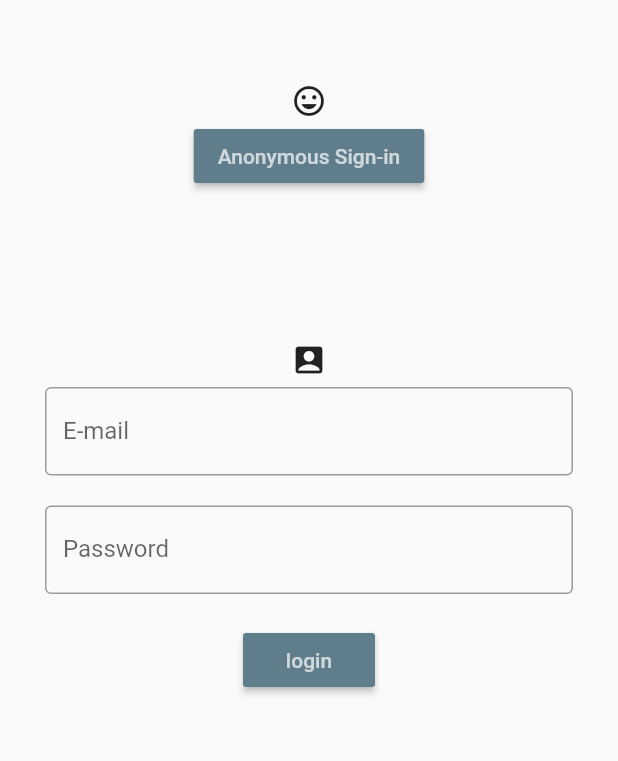
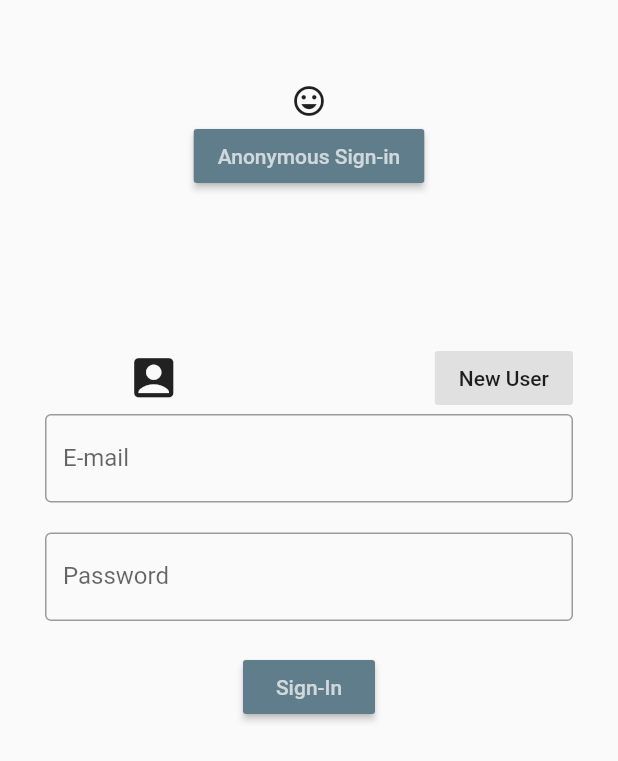
Before and after one commit to jtheyer/Avarice, a Flutter app: the screen it shows after launch, after a tap on "Anonymous Sign-in", on a phone screen of 412 x 824 dp. Shown: the top 761 px of the screen. Run offline on Flutter 3.47's test engine with Material 2 defaults, Android fonts, the light colour scheme and no system bars; our stand-ins replace firebase_auth, firebase_core, modal_progress_hud; accounts and stored records are empty; network calls fail.

Commit message:
+ SignIn with email & Pass, Create new user; - Unused Screen (LoginScreen)

```diff
--- a/lib/main.dart
+++ b/lib/main.dart
@@ -2,9 +2,7 @@ import 'package:avarice/models/user_custom_model.dart';
 import 'package:avarice/screens/wrapper.dart';
 import 'package:avarice/services/authentication_service.dart';
 import 'package:provider/provider.dart';
-
 import 'screens/authenticate/authenticate_screen.dart';
-import 'screens/authenticate/login_screen.dart';
 import 'screens/home/home_screen.dart';
 import 'package:flutter/material.dart';
 import 'widgets/app.dart';
@@ -43,7 +41,6 @@ class MyApp extends StatelessWidget {
               Wrapper.id: (context) => Wrapper(),
               AuthenticateScreen.id: (context) => AuthenticateScreen(),
               HomeScreen.id: (context) => HomeScreen(),
-              LoginScreen.id: (context) => LoginScreen(),
             }),
       ),
     );
--- a/lib/models/user_custom_model.dart
+++ b/lib/models/user_custom_model.dart
@@ -1,8 +1,7 @@
 import 'package:flutter/material.dart';
 
 class UserCustom {
-  UserCustom(this.uid);
-
+  UserCustom({this.uid, this.email});
   String uid;
-
+  String email;
 }
--- a/lib/screens/authenticate/authenticate_screen.dart
+++ b/lib/screens/authenticate/authenticate_screen.dart
@@ -1,15 +1,120 @@
+import 'package:avarice/services/authentication_service.dart';
+import 'package:avarice/widgets/button_reuseable.dart';
+import 'package:avarice/widgets/register_form.dart';
+import 'package:avarice/widgets/sign_in_form.dart';
 import 'package:flutter/material.dart';
-import 'file:///C:/DevOps/Android/myStudioProjects/avarice/lib/screens/authenticate/login_screen.dart';
+import 'package:modal_progress_hud/modal_progress_hud.dart';
 
 class AuthenticateScreen extends StatefulWidget {
   static String id = 'AuthenticateScreen';
+
   @override
   _AuthenticateScreenState createState() => _AuthenticateScreenState();
 }
 
 class _AuthenticateScreenState extends State<AuthenticateScreen> {
+  AuthenticationService _authService = AuthenticationService();
+
+  bool showRegisterWidget = false;
+  bool isCalling = false;
+  Color newUserBtnColor = Colors.grey[300];
+
+  void toggleRegWidget() {
+    setState(() => showRegisterWidget = !showRegisterWidget);
+  }
+
   @override
   Widget build(BuildContext context) {
-    return LoginScreen();
+    return Scaffold(
+      body: Container(
+        child: ModalProgressHUD(
+          inAsyncCall: isCalling,
+          child: Padding(
+            padding: EdgeInsets.symmetric(vertical: 5, horizontal: 5),
+            child: SingleChildScrollView(
+              child: Column(
+                mainAxisAlignment: MainAxisAlignment.center,
+                crossAxisAlignment: CrossAxisAlignment.center,
+                mainAxisSize: MainAxisSize.min,
+                children: [
+                  Padding(
+                    padding: EdgeInsets.fromLTRB(0, 50, 0, 20),
+                    child: SizedBox(
+                      child: Icon(Icons.insert_emoticon),
+                      height: 5.0,
+                    ),
+                  ),
+                  ReuseableButton(
+                    label: 'Anonymous Sign-in',
+                    onPressed: () async {
+                      //turn on CircularProgressIndicator
+                      setState(() {
+                        isCalling = true;
+                      });
+                      dynamic result = await _authService.anonSignIn();
+                      if (result == null) {
+                        print('Error signing in');
+                      } else {
+                        print('$result has signed in.');
+                      }
+                      // turn off CircularProgressIndicator
+                      if (this.mounted) {
+                        // note .this ref to this widgets state
+                        setState(() {
+                          isCalling = false;
+                        });
+                      }
+                    },
+                  ),
+                  SizedBox(
+                    height: 100.0,
+                  ),
+                  Row(
+                    mainAxisAlignment: MainAxisAlignment.spaceBetween,
+                    children: [
+                      Container(
+                        margin: EdgeInsets.fromLTRB(80, 0, 0, 0),
+                        child: Icon(
+                          Icons.account_box,
+                          size: 35,
+                        ),
+                      ),
+                      Container(
+                        margin: EdgeInsets.fromLTRB(0, 0, 25, 0),
+                        child: FlatButton(
+                          onPressed: () {
+                            toggleRegWidget();
+                          },
+                          child: showRegisterWidget == false
+                              ? Text('New User')
+                              : Text(
+                                  'Sign-In',
+                                  style: TextStyle(color: Colors.white70),
+                                ),
+                          color: showRegisterWidget == false
+                              ? Colors.grey[300]
+                              : Colors.blueGrey,
+                        ),
+                      ),
+                    ],
+                  ),
+                  showRegisterWidget == false
+                      ? _buildSignIn()
+                      : _buildRegisterArea(),
+                ],
+              ),
+            ),
+          ),
+        ),
+      ),
+    );
+  }
+
+  _buildSignIn() {
+    return SignIn();
+  }
+
+  _buildRegisterArea() {
+    return RegisterForm();
   }
 }
--- a/lib/screens/authenticate/login_screen.dart
+++ /dev/null
@@ -1,96 +0,0 @@
-import 'dart:async';
-
-import 'package:avarice/screens/home/home_screen.dart';
-import 'package:avarice/services/authentication_service.dart';
-import 'package:flutter/material.dart';
-import 'package:avarice/widgets/textField_widget.dart';
-import 'package:avarice/widgets/button_reuseable.dart';
-import 'package:modal_progress_hud/modal_progress_hud.dart';
-import 'package:avarice/models/user_custom_model.dart';
-
-class LoginScreen extends StatefulWidget {
-  static String id = 'LoginScreen';
-
-  @override
-  _LoginScreenState createState() => _LoginScreenState();
-}
-
-class _LoginScreenState extends State<LoginScreen> {
-  AuthenticationService _authService = new AuthenticationService();
-  bool _isCalling = false;
-
-  @override
-  Widget build(BuildContext context) {
-    return Scaffold(
-      body: ModalProgressHUD(
-        inAsyncCall: _isCalling,
-        child: Padding(
-          padding: EdgeInsets.symmetric(vertical: 5, horizontal: 5),
-          child: SingleChildScrollView(
-            child: Column(
-              mainAxisAlignment: MainAxisAlignment.center,
-              crossAxisAlignment: CrossAxisAlignment.center,
-              mainAxisSize: MainAxisSize.min,
-              children: [
-                Padding(
-                  padding: EdgeInsets.fromLTRB(0, 50, 0, 20),
-                  child: SizedBox(
-                    child: Icon(Icons.insert_emoticon),
-                    height: 5.0,
-                  ),
-                ),
-                ReuseableButton(
-                  label: 'Anonymous Sign-in',
-                  onPressed: () async {
-                    //turn on CircularProgressIndicator
-                    setState(() {
-                      _isCalling = true;
-                    });
-                    dynamic result = await _authService.anonSignIn();
-                    if (result == null) {
-                      print('Error signing in');
-                    } else {
-                      print('$result has signed in.');
-                    }
-                    // turn off CircularProgressIndicator
-                    if(this.mounted) {
-                      setState(() {
-                        _isCalling = false;
-                      });
-                    }
-                  },
-                ),
-                Padding(
-                  padding: EdgeInsets.fromLTRB(0, 100.0, 0, 25.0),
-                  child: SizedBox(
-                    child: Icon(Icons.account_box),
-                    height: 5.0,
-                  ),
-                ),
-                CustomTextField(
-                  labelText: 'E-mail',
-                ),
-                SizedBox(
-                  height: 20,
-                ),
-                CustomTextField(
-                  labelText: 'Password',
-                ),
-                SizedBox(
-                  height: 20,
-                ),
-                ReuseableButton(
-                  label: 'login',
-                  onPressed: () {
-                    print('login');
-                    Navigator.pushNamed(context, HomeScreen.id);
-                  },
-                )
-              ],
-            ),
-          ),
-        ),
-      ),
-    );
-  }
-}
--- a/lib/screens/home/home_screen.dart
+++ b/lib/screens/home/home_screen.dart
@@ -26,6 +26,7 @@ class HomeScreen extends StatelessWidget {
                 label: 'check result',
                 onPressed: () {
                   print(currentUser);
+                  print(currentUser.uid);
                 },
               ),
             ),
--- a/lib/screens/wrapper.dart
+++ b/lib/screens/wrapper.dart
@@ -2,7 +2,6 @@ import 'package:avarice/models/user_custom_model.dart';
 import 'package:avarice/screens/authenticate/authenticate_screen.dart';
 import 'package:avarice/screens/home/home_screen.dart';
 import 'package:flutter/material.dart';
-import 'package:avarice/services/authentication_service.dart';
 import 'package:provider/provider.dart';
 
 ///
--- a/lib/services/authentication_service.dart
+++ b/lib/services/authentication_service.dart
@@ -1,19 +1,21 @@
 import 'package:firebase_auth/firebase_auth.dart';
 import 'package:avarice/models/user_custom_model.dart';
+import 'package:flutter/material.dart';
 
 class AuthenticationService {
-
   final FirebaseAuth _auth = FirebaseAuth.instance;
 
   // Create a custom user (my model) from Firebase User
-  UserCustom _userFromFirebase(User firebaseUser){
-    return firebaseUser != null ? UserCustom(firebaseUser.uid) : null;
+  UserCustom _userFromFirebase(User firebaseUser) {
+    return firebaseUser != null
+        ? UserCustom(uid: firebaseUser.uid, email: firebaseUser.email)
+        : null;
   }
 
   // Subscribe to _auth's stream (to keep track of logged in/out state
   Stream<UserCustom> get authStream {
-  // return _auth.authStateChanges().map((User user) => _userFromFirebase(user));
-  return _auth.authStateChanges().map(_userFromFirebase);
+    // return _auth.authStateChanges().map((User user) => _userFromFirebase(user));
+    return _auth.authStateChanges().map(_userFromFirebase);
   }
 
   // Anonymous sign in function
@@ -22,18 +24,53 @@ class AuthenticationService {
       UserCredential userCredential = await _auth.signInAnonymously();
       User user = userCredential.user;
       return _userFromFirebase(user);
-    }catch(e) {
+    } catch (e) {
       print(e.toString());
       return null;
     }
   }
 
-  Future signOut() async{
+  Future signOut() async {
     try {
       return await _auth.signOut();
-    }catch(e){
+    } catch (e) {
       print('Oops, sign-out error: ' + e);
       return null;
     }
   }
+
+  Future createUserWithEmailAndPass(String email, String pass) async {
+    try {
+      UserCredential userCredential =
+          await _auth.createUserWithEmailAndPassword(
+              email: email.trim(), password: pass.trim());
+      return _userFromFirebase(userCredential.user);
+    } on FirebaseAuthException catch (e) {
+      if (e.code == 'weak-password') {
+        print('The password provided is too weak.');
+        return Text('The password provided is too weak.');
+      } else if (e.code == 'email-already-in-use') {
+        print('The account already exists for that email.');
+        return Text('The account already exists for that email.');
+      }
+    } catch (e) {
+      print(e.toString());
+      return null;
+    }
+  }
+
+  Future signInWithEmailAndPass(String email, String pass) async {
+    try {
+      UserCredential userCredential = await FirebaseAuth.instance
+          .signInWithEmailAndPassword(
+              email: email.trim(), password: pass.trim());
+      return _userFromFirebase(userCredential.user);
+    } on FirebaseAuthException catch (e) {
+      if (e.code == 'user-not-found') {
+        print('No user found for that email.');
+      } else if (e.code == 'wrong-password') {
+        print('Wrong password provided for that user.');
+      }
+    }
+  }
 }
--- a/lib/widgets/button_reuseable.dart
+++ b/lib/widgets/button_reuseable.dart
@@ -20,7 +20,7 @@ class ReuseableButton extends StatelessWidget {
           color: Colors.white70,
         ),
       ),
-      color: Colors.blueGrey,
+      color: color == null ? Colors.blueGrey : color,
     );
   }
 }
--- /dev/null
+++ b/lib/widgets/sign_in_form.dart
@@ -0,0 +1,51 @@
+import 'package:avarice/services/authentication_service.dart';
+import 'package:avarice/widgets/button_reuseable.dart';
+import 'package:avarice/widgets/textField_widget.dart';
+import 'package:flutter/material.dart';
+
+class SignIn extends StatefulWidget {
+  @override
+  _SignInState createState() => _SignInState();
+}
+
+class _SignInState extends State<SignIn> {
+  AuthenticationService _auth = AuthenticationService();
+
+  String _email;
+  String _pass;
+
+  @override
+  Widget build(BuildContext context) {
+    return Form(
+      child: Column(
+        children: [
+          CustomTextField(
+            labelText: 'E-mail',
+            onChanged: (val){
+              this._email = val;
+            },
+          ),
+          SizedBox(
+            height: 20,
+          ),
+          CustomTextField(
+            labelText: 'Password',
+            onChanged: (val){
+              this._pass = val;
+            },
+          ),
+          SizedBox(
+            height: 20,
+          ),
+          ReuseableButton(
+            label: 'Sign-In',
+            onPressed: () {
+              print('login');
+              _auth.signInWithEmailAndPass(_email, _pass);
+            },
+          ),
+        ],
+      )
+    );
+  }
+}
--- a/lib/widgets/textField_widget.dart
+++ b/lib/widgets/textField_widget.dart
@@ -1,15 +1,17 @@
 import 'package:flutter/material.dart';
 
-class CustomTextField extends StatelessWidget {
-  CustomTextField({this.labelText});
+class CustomTextField extends StatelessWidget{
+  CustomTextField({this.labelText, this.onChanged});
 
   final String labelText;
+  final Function onChanged;
 
   @override
   Widget build(BuildContext context) {
     return Padding(
       padding: const EdgeInsets.symmetric(horizontal: 25),
       child: TextFormField(
+        onChanged: onChanged,
         textAlign: TextAlign.center,
         decoration: InputDecoration(
             labelText: labelText, border: OutlineInputBorder()),
```
Also changed, not shown: lib/widgets/register_form.dart (added, +53 -0 lines).
